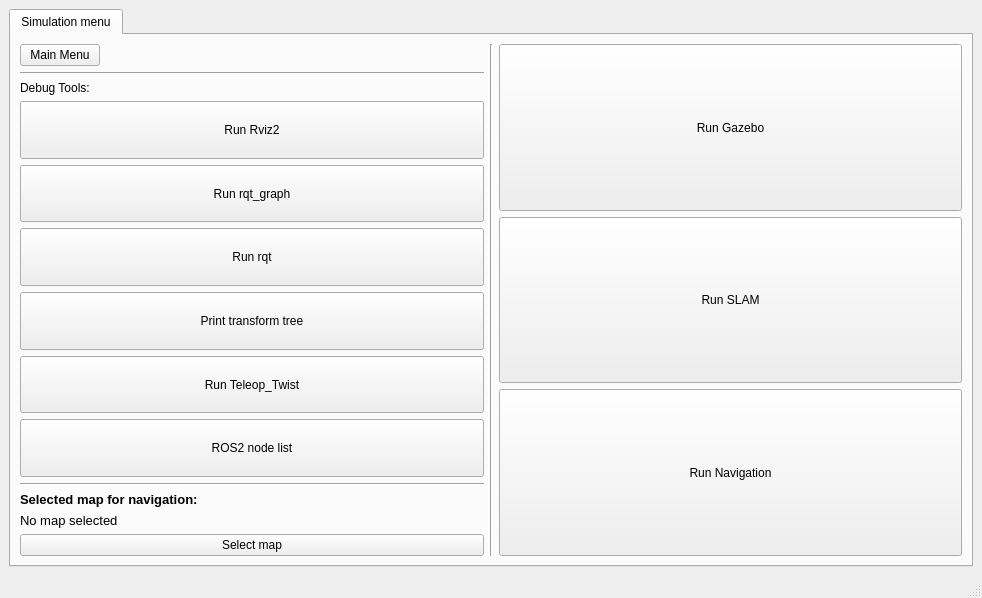
Old version of the form RoSA_Monitor/simulationwindow.ui in the repository PabloNH00/RoSA_Monitor.
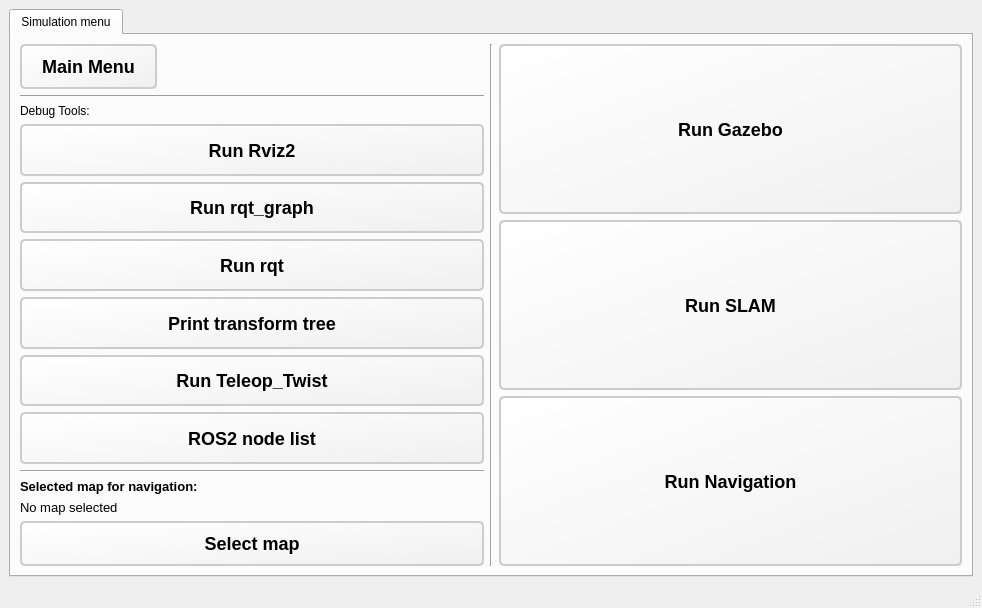
New version of the form.

```diff
--- a/RoSA_Monitor/simulationwindow.ui
+++ b/RoSA_Monitor/simulationwindow.ui
@@ -7,7 +7,7 @@
     <x>0</x>
     <y>0</y>
     <width>982</width>
-    <height>598</height>
+    <height>608</height>
    </rect>
   </property>
   <property name="windowTitle">
@@ -42,6 +42,24 @@
                   <verstretch>0</verstretch>
                  </sizepolicy>
                 </property>
+                <property name="styleSheet">
+                 <string notr="true">QPushButton {
+    font-family: &quot;Times New Roman&quot;;
+    font-size: 18px;  /* Fuente más grande (18px) */
+    font-weight: bold;
+    border: 2px solid #ccc;  /* Borde gris claro */
+    border-radius: 5px;  /* Bordes ligeramente redondeados */
+    padding: 10px 20px;  /* Relleno alrededor del texto */
+    background: qlineargradient(x1:0, y1:0, x2:1, y2:1, stop:0 white, stop:1 #f0f0f0);  /* Degradado de blanco a gris claro */
+    color: black;  /* Texto negro */
+}
+
+QPushButton:checked {
+    border-color: green;  /* Borde verde cuando esté marcado */
+    background-color: lightgreen;  /* Fondo verde claro cuando esté marcado */
+}
+</string>
+                </property>
                 <property name="text">
                  <string>Main Menu</string>
                 </property>
@@ -77,6 +95,24 @@
                     <verstretch>0</verstretch>
                    </sizepolicy>
                   </property>
+                  <property name="styleSheet">
+                   <string notr="true">QPushButton {
+    font-family: &quot;Times New Roman&quot;;
+    font-size: 18px;  /* Fuente más grande (18px) */
+    font-weight: bold;
+    border: 2px solid #ccc;  /* Borde gris claro */
+    border-radius: 5px;  /* Bordes ligeramente redondeados */
+    padding: 10px 20px;  /* Relleno alrededor del texto */
+    background: qlineargradient(x1:0, y1:0, x2:1, y2:1, stop:0 white, stop:1 #f0f0f0);  /* Degradado de blanco a gris claro */
+    color: black;  /* Texto negro */
+}
+
+QPushButton:checked {
+    border-color: green;  /* Borde verde cuando esté marcado */
+    background-color: lightgreen;  /* Fondo verde claro cuando esté marcado */
+}
+</string>
+                  </property>
                   <property name="text">
                    <string>Run Rviz2</string>
                   </property>
@@ -93,6 +129,24 @@
                     <verstretch>0</verstretch>
                    </sizepolicy>
                   </property>
+                  <property name="styleSheet">
+                   <string notr="true">QPushButton {
+    font-family: &quot;Times New Roman&quot;;
+    font-size: 18px;  /* Fuente más grande (18px) */
+    font-weight: bold;
+    border: 2px solid #ccc;  /* Borde gris claro */
+    border-radius: 5px;  /* Bordes ligeramente redondeados */
+    padding: 10px 20px;  /* Relleno alrededor del texto */
+    background: qlineargradient(x1:0, y1:0, x2:1, y2:1, stop:0 white, stop:1 #f0f0f0);  /* Degradado de blanco a gris claro */
+    color: black;  /* Texto negro */
+}
+
+QPushButton:checked {
+    border-color: green;  /* Borde verde cuando esté marcado */
+    background-color: lightgreen;  /* Fondo verde claro cuando esté marcado */
+}
+</string>
+                  </property>
                   <property name="text">
                    <string>Run rqt_graph</string>
                   </property>
@@ -109,6 +163,24 @@
                     <verstretch>0</verstretch>
                    </sizepolicy>
                   </property>
+                  <property name="styleSheet">
+                   <string notr="true">QPushButton {
+    font-family: &quot;Times New Roman&quot;;
+    font-size: 18px;  /* Fuente más grande (18px) */
+    font-weight: bold;
+    border: 2px solid #ccc;  /* Borde gris claro */
+    border-radius: 5px;  /* Bordes ligeramente redondeados */
+    padding: 10px 20px;  /* Relleno alrededor del texto */
+    background: qlineargradient(x1:0, y1:0, x2:1, y2:1, stop:0 white, stop:1 #f0f0f0);  /* Degradado de blanco a gris claro */
+    color: black;  /* Texto negro */
+}
+
+QPushButton:checked {
+    border-color: green;  /* Borde verde cuando esté marcado */
+    background-color: lightgreen;  /* Fondo verde claro cuando esté marcado */
+}
+</string>
+                  </property>
                   <property name="text">
                    <string>Run rqt</string>
                   </property>
@@ -125,6 +197,24 @@
                     <verstretch>0</verstretch>
                    </sizepolicy>
                   </property>
+                  <property name="styleSheet">
+                   <string notr="true">QPushButton {
+    font-family: &quot;Times New Roman&quot;;
+    font-size: 18px;  /* Fuente más grande (18px) */
+    font-weight: bold;
+    border: 2px solid #ccc;  /* Borde gris claro */
+    border-radius: 5px;  /* Bordes ligeramente redondeados */
+    padding: 10px 20px;  /* Relleno alrededor del texto */
+    background: qlineargradient(x1:0, y1:0, x2:1, y2:1, stop:0 white, stop:1 #f0f0f0);  /* Degradado de blanco a gris claro */
+    color: black;  /* Texto negro */
+}
+
+QPushButton:checked {
+    border-color: green;  /* Borde verde cuando esté marcado */
+    background-color: lightgreen;  /* Fondo verde claro cuando esté marcado */
+}
+</string>
+                  </property>
                   <property name="text">
                    <string>Print transform tree</string>
                   </property>
@@ -138,6 +228,24 @@
                     <verstretch>0</verstretch>
                    </sizepolicy>
                   </property>
+                  <property name="styleSheet">
+                   <string notr="true">QPushButton {
+    font-family: &quot;Times New Roman&quot;;
+    font-size: 18px;  /* Fuente más grande (18px) */
+    font-weight: bold;
+    border: 2px solid #ccc;  /* Borde gris claro */
+    border-radius: 5px;  /* Bordes ligeramente redondeados */
+    padding: 10px 20px;  /* Relleno alrededor del texto */
+    background: qlineargradient(x1:0, y1:0, x2:1, y2:1, stop:0 white, stop:1 #f0f0f0);  /* Degradado de blanco a gris claro */
+    color: black;  /* Texto negro */
+}
+
+QPushButton:checked {
+    border-color: green;  /* Borde verde cuando esté marcado */
+    background-color: lightgreen;  /* Fondo verde claro cuando esté marcado */
+}
+</string>
+                  </property>
                   <property name="text">
                    <string>Run Teleop_Twist</string>
                   </property>
@@ -154,6 +262,24 @@
                     <verstretch>0</verstretch>
                    </sizepolicy>
                   </property>
+                  <property name="styleSheet">
+                   <string notr="true">QPushButton {
+    font-family: &quot;Times New Roman&quot;;
+    font-size: 18px;  /* Fuente más grande (18px) */
+    font-weight: bold;
+    border: 2px solid #ccc;  /* Borde gris claro */
+    border-radius: 5px;  /* Bordes ligeramente redondeados */
+    padding: 10px 20px;  /* Relleno alrededor del texto */
+    background: qlineargradient(x1:0, y1:0, x2:1, y2:1, stop:0 white, stop:1 #f0f0f0);  /* Degradado de blanco a gris claro */
+    color: black;  /* Texto negro */
+}
+
+QPushButton:checked {
+    border-color: green;  /* Borde verde cuando esté marcado */
+    background-color: lightgreen;  /* Fondo verde claro cuando esté marcado */
+}
+</string>
+                  </property>
                   <property name="text">
                    <string>ROS2 node list</string>
                   </property>
@@ -207,6 +333,18 @@
                 <height>16777215</height>
                </size>
               </property>
+              <property name="styleSheet">
+               <string notr="true">QPushButton {
+    font-family: &quot;Times New Roman&quot;;
+    font-size: 18px;  /* Fuente más grande (18px) */
+    font-weight: bold;
+    border: 2px solid #ccc;  /* Borde gris claro */
+    border-radius: 5px;  /* Bordes ligeramente redondeados */
+    padding: 10px 20px;  /* Relleno alrededor del texto */
+    background: qlineargradient(x1:0, y1:0, x2:1, y2:1, stop:0 white, stop:1 #f0f0f0);  /* Degradado de blanco a gris claro */
+    color: black;  /* Texto negro */
+}</string>
+              </property>
               <property name="text">
                <string>Select map</string>
               </property>
@@ -231,6 +369,24 @@
                 <verstretch>0</verstretch>
                </sizepolicy>
               </property>
+              <property name="styleSheet">
+               <string notr="true">QPushButton {
+    font-family: &quot;Times New Roman&quot;;
+    font-size: 18px;  /* Fuente más grande (18px) */
+    font-weight: bold;
+    border: 2px solid #ccc;  /* Borde gris claro */
+    border-radius: 5px;  /* Bordes ligeramente redondeados */
+    padding: 10px 20px;  /* Relleno alrededor del texto */
+    background: qlineargradient(x1:0, y1:0, x2:1, y2:1, stop:0 white, stop:1 #f0f0f0);  /* Degradado de blanco a gris claro */
+    color: black;  /* Texto negro */
+}
+
+QPushButton:checked {
+    border-color: green;  /* Borde verde cuando esté marcado */
+    background-color: lightgreen;  /* Fondo verde claro cuando esté marcado */
+}
+</string>
+              </property>
               <property name="text">
                <string>Run Gazebo</string>
               </property>
@@ -247,6 +403,24 @@
                 <verstretch>0</verstretch>
                </sizepolicy>
               </property>
+              <property name="styleSheet">
+               <string notr="true">QPushButton {
+    font-family: &quot;Times New Roman&quot;;
+    font-size: 18px;  /* Fuente más grande (18px) */
+    font-weight: bold;
+    border: 2px solid #ccc;  /* Borde gris claro */
+    border-radius: 5px;  /* Bordes ligeramente redondeados */
+    padding: 10px 20px;  /* Relleno alrededor del texto */
+    background: qlineargradient(x1:0, y1:0, x2:1, y2:1, stop:0 white, stop:1 #f0f0f0);  /* Degradado de blanco a gris claro */
+    color: black;  /* Texto negro */
+}
+
+QPushButton:checked {
+    border-color: green;  /* Borde verde cuando esté marcado */
+    background-color: lightgreen;  /* Fondo verde claro cuando esté marcado */
+}
+</string>
+              </property>
               <property name="text">
                <string>Run SLAM</string>
               </property>
@@ -263,6 +437,24 @@
                 <verstretch>0</verstretch>
                </sizepolicy>
               </property>
+              <property name="styleSheet">
+               <string notr="true">QPushButton {
+    font-family: &quot;Times New Roman&quot;;
+    font-size: 18px;  /* Fuente más grande (18px) */
+    font-weight: bold;
+    border: 2px solid #ccc;  /* Borde gris claro */
+    border-radius: 5px;  /* Bordes ligeramente redondeados */
+    padding: 10px 20px;  /* Relleno alrededor del texto */
+    background: qlineargradient(x1:0, y1:0, x2:1, y2:1, stop:0 white, stop:1 #f0f0f0);  /* Degradado de blanco a gris claro */
+    color: black;  /* Texto negro */
+}
+
+QPushButton:checked {
+    border-color: green;  /* Borde verde cuando esté marcado */
+    background-color: lightgreen;  /* Fondo verde claro cuando esté marcado */
+}
+</string>
+              </property>
               <property name="text">
                <string>Run Navigation</string>
               </property>
```
